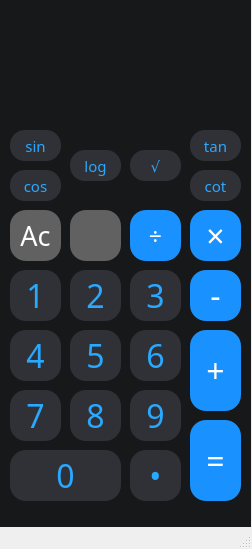
The window that 17/Calculator.ui (Seyed-Alireza-Kargar/Pylearn) describes before a commit, drawn with Qt 5.
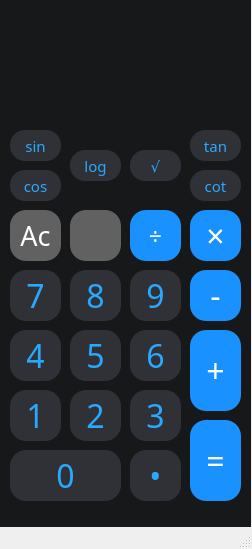
The same window after the commit. Icons and pictures are not drawn.

Diff of the .ui file:
```diff
--- a/17/Calculator.ui
+++ b/17/Calculator.ui
@@ -118,7 +118,7 @@
     <property name="geometry">
      <rect>
       <x>10</x>
-      <y>270</y>
+      <y>390</y>
       <width>51</width>
       <height>51</height>
      </rect>
@@ -142,7 +142,7 @@
     <property name="geometry">
      <rect>
       <x>70</x>
-      <y>270</y>
+      <y>390</y>
       <width>51</width>
       <height>51</height>
      </rect>
@@ -166,7 +166,7 @@
     <property name="geometry">
      <rect>
       <x>130</x>
-      <y>270</y>
+      <y>390</y>
       <width>51</width>
       <height>51</height>
      </rect>
@@ -262,7 +262,7 @@
     <property name="geometry">
      <rect>
       <x>10</x>
-      <y>390</y>
+      <y>270</y>
       <width>51</width>
       <height>51</height>
      </rect>
@@ -286,7 +286,7 @@
     <property name="geometry">
      <rect>
       <x>70</x>
-      <y>390</y>
+      <y>270</y>
       <width>51</width>
       <height>51</height>
      </rect>
@@ -310,7 +310,7 @@
     <property name="geometry">
      <rect>
       <x>130</x>
-      <y>390</y>
+      <y>270</y>
       <width>51</width>
       <height>51</height>
      </rect>
```
